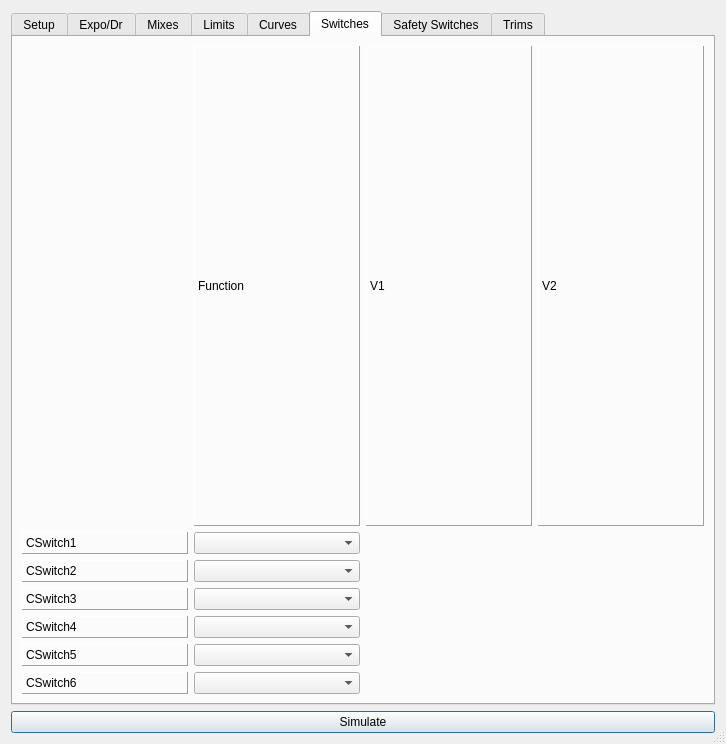
Before: the Qt Designer form src/modeledit.ui in xhorizont/eepe, drawn with Qt 5.
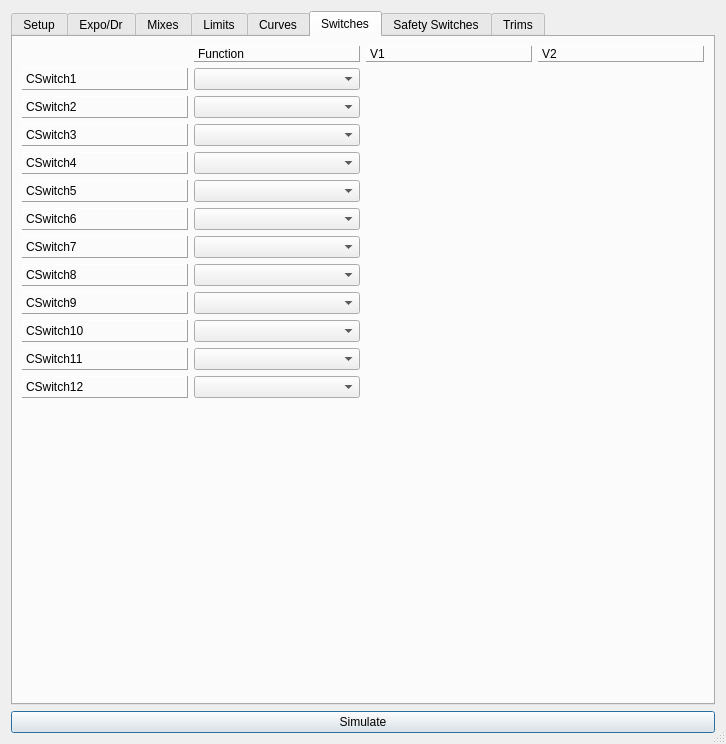
After: the same form once the commit is applied. The open tabs and pages were chosen to show the change. Icons and pictures are not drawn.

```diff
--- a/src/modeledit.ui
+++ b/src/modeledit.ui
@@ -5074,7 +5074,7 @@
       <attribute name="title">
        <string>Switches</string>
       </attribute>
-      <layout class="QGridLayout" name="gridLayout_8" rowstretch="0,10,10,10,10,10,10" columnstretch="0,0,0,0">
+      <layout class="QGridLayout" name="gridLayout_8" rowstretch="0,0,0,0,0,0,0,0,0,0,0,0,0,0" columnstretch="0,0,0,0">
        <item row="1" column="0">
         <widget class="QLabel" name="label_30">
          <property name="frameShape">
@@ -5155,19 +5155,6 @@
        <item row="5" column="1">
         <widget class="QComboBox" name="cswitchFunc_5"/>
        </item>
-       <item row="6" column="0">
-        <widget class="QLabel" name="label_35">
-         <property name="frameShape">
-          <enum>QFrame::Panel</enum>
-         </property>
-         <property name="frameShadow">
-          <enum>QFrame::Raised</enum>
-         </property>
-         <property name="text">
-          <string>CSwitch6</string>
-         </property>
-        </widget>
-       </item>
        <item row="6" column="1">
         <widget class="QComboBox" name="cswitchFunc_6"/>
        </item>
@@ -5210,6 +5197,128 @@
          </property>
         </widget>
        </item>
+       <item row="6" column="0">
+        <widget class="QLabel" name="label_35">
+         <property name="frameShape">
+          <enum>QFrame::Panel</enum>
+         </property>
+         <property name="frameShadow">
+          <enum>QFrame::Raised</enum>
+         </property>
+         <property name="text">
+          <string>CSwitch6</string>
+         </property>
+        </widget>
+       </item>
+       <item row="7" column="0">
+        <widget class="QLabel" name="label_81">
+         <property name="frameShape">
+          <enum>QFrame::Panel</enum>
+         </property>
+         <property name="frameShadow">
+          <enum>QFrame::Raised</enum>
+         </property>
+         <property name="text">
+          <string>CSwitch7</string>
+         </property>
+        </widget>
+       </item>
+       <item row="8" column="0">
+        <widget class="QLabel" name="label_82">
+         <property name="frameShape">
+          <enum>QFrame::Panel</enum>
+         </property>
+         <property name="frameShadow">
+          <enum>QFrame::Raised</enum>
+         </property>
+         <property name="text">
+          <string>CSwitch8</string>
+         </property>
+        </widget>
+       </item>
+       <item row="9" column="0">
+        <widget class="QLabel" name="label_99">
+         <property name="frameShape">
+          <enum>QFrame::Panel</enum>
+         </property>
+         <property name="frameShadow">
+          <enum>QFrame::Raised</enum>
+         </property>
+         <property name="text">
+          <string>CSwitch9</string>
+         </property>
+        </widget>
+       </item>
+       <item row="10" column="0">
+        <widget class="QLabel" name="label_100">
+         <property name="frameShape">
+          <enum>QFrame::Panel</enum>
+         </property>
+         <property name="frameShadow">
+          <enum>QFrame::Raised</enum>
+         </property>
+         <property name="text">
+          <string>CSwitch10</string>
+         </property>
+        </widget>
+       </item>
+       <item row="11" column="0">
+        <widget class="QLabel" name="label_101">
+         <property name="frameShape">
+          <enum>QFrame::Panel</enum>
+         </property>
+         <property name="frameShadow">
+          <enum>QFrame::Raised</enum>
+         </property>
+         <property name="text">
+          <string>CSwitch11</string>
+         </property>
+        </widget>
+       </item>
+       <item row="12" column="0">
+        <widget class="QLabel" name="label_102">
+         <property name="frameShape">
+          <enum>QFrame::Panel</enum>
+         </property>
+         <property name="frameShadow">
+          <enum>QFrame::Raised</enum>
+         </property>
+         <property name="text">
+          <string>CSwitch12</string>
+         </property>
+        </widget>
+       </item>
+       <item row="13" column="0">
+        <spacer name="verticalSpacer">
+         <property name="orientation">
+          <enum>Qt::Vertical</enum>
+         </property>
+         <property name="sizeHint" stdset="0">
+          <size>
+           <width>20</width>
+           <height>40</height>
+          </size>
+         </property>
+        </spacer>
+       </item>
+       <item row="7" column="1">
+        <widget class="QComboBox" name="cswitchFunc_7"/>
+       </item>
+       <item row="8" column="1">
+        <widget class="QComboBox" name="cswitchFunc_8"/>
+       </item>
+       <item row="9" column="1">
+        <widget class="QComboBox" name="cswitchFunc_9"/>
+       </item>
+       <item row="10" column="1">
+        <widget class="QComboBox" name="cswitchFunc_10"/>
+       </item>
+       <item row="11" column="1">
+        <widget class="QComboBox" name="cswitchFunc_11"/>
+       </item>
+       <item row="12" column="1">
+        <widget class="QComboBox" name="cswitchFunc_12"/>
+       </item>
       </layout>
      </widget>
      <widget class="QWidget" name="tabSafetySwitches">
```
Left out of the diff: 2 changed lines with no effect on the pictures.
